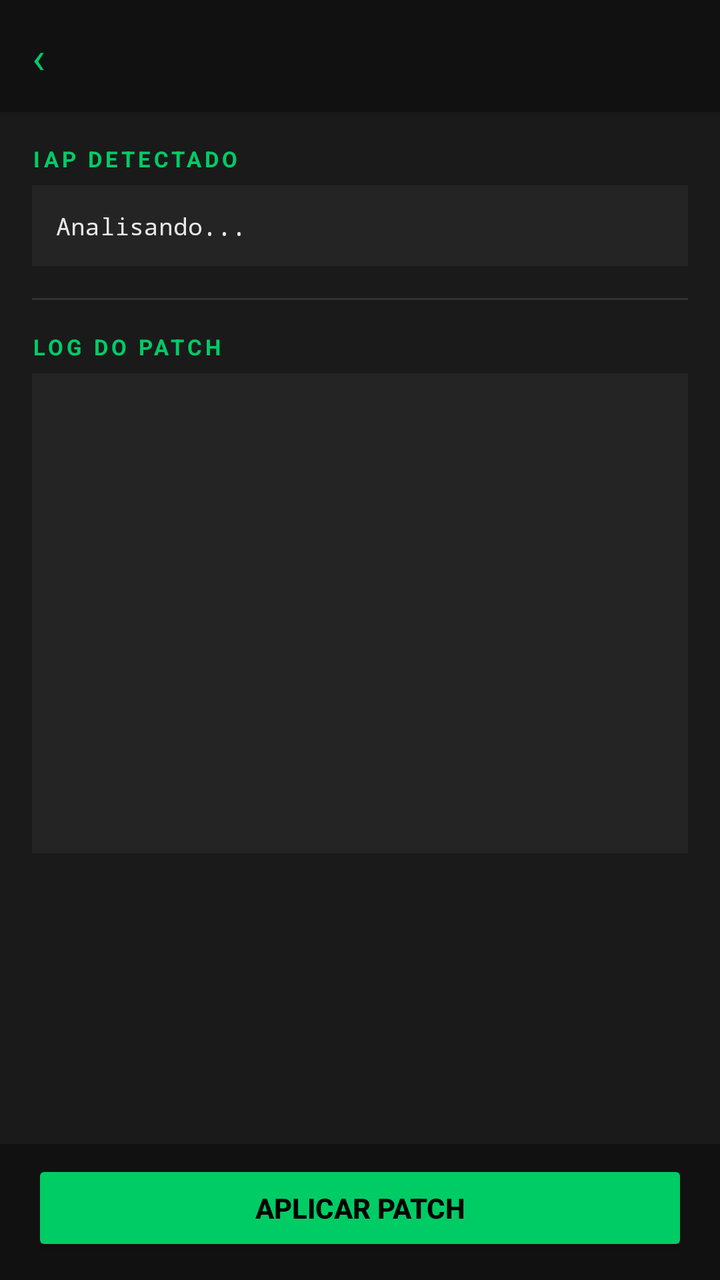
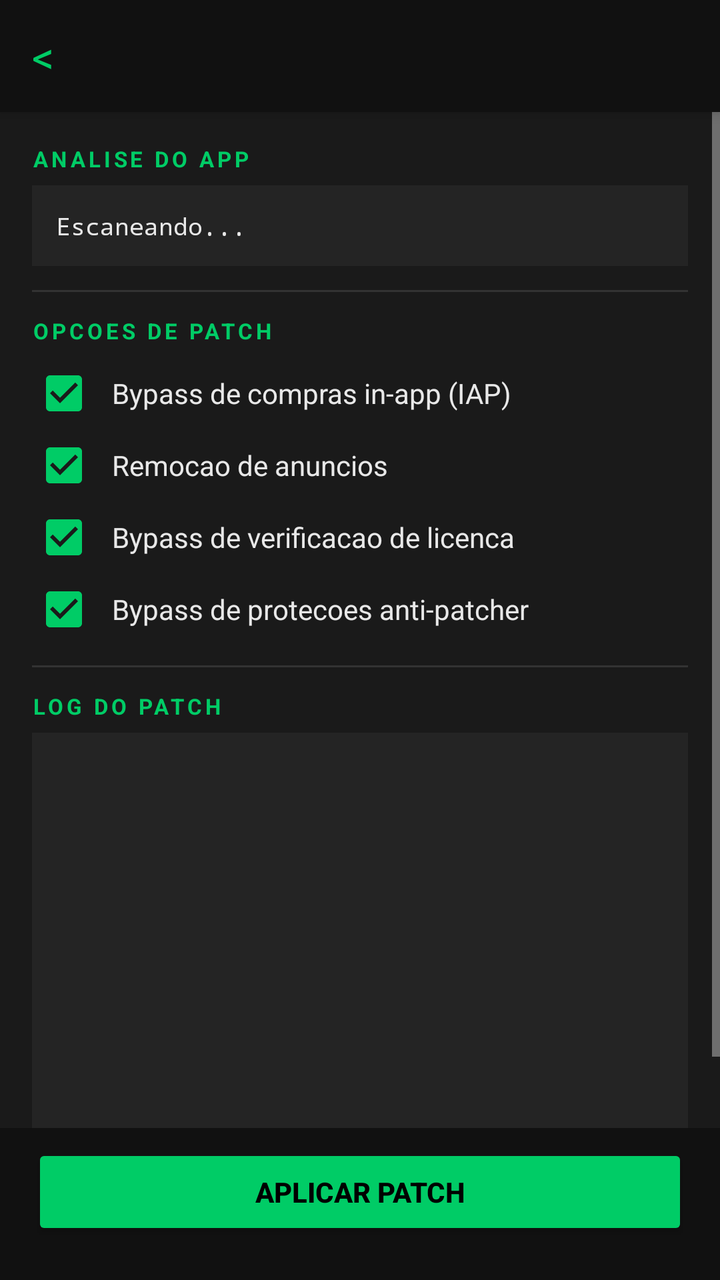

Compare the two renders of this Android layout. The source of the first and the diff that turns it into the second are given below.
<!-- AndroidManifest.xml: application theme Theme.TheoPatcher -->
<!-- res/layout/activity_patch.xml -->
<?xml version="1.0" encoding="utf-8"?>
<LinearLayout xmlns:android="http://schemas.android.com/apk/res/android"
    android:layout_width="match_parent"
    android:layout_height="match_parent"
    android:orientation="vertical"
    android:background="@color/bg_dark">

    <LinearLayout
        android:layout_width="match_parent"
        android:layout_height="56dp"
        android:background="@color/bg_header"
        android:gravity="center_vertical"
        android:paddingHorizontal="16dp"
        android:elevation="4dp">

        <TextView
            android:layout_width="wrap_content"
            android:layout_height="wrap_content"
            android:text="‹  "
            android:textColor="@color/accent_green"
            android:textSize="22sp"
            android:onClick="onBackPressed" />

        <TextView
            android:id="@+id/tvAppName"
            android:layout_width="match_parent"
            android:layout_height="wrap_content"
            android:textColor="@color/text_primary"
            android:textSize="17sp"
            android:textStyle="bold"
            android:singleLine="true"
            android:ellipsize="end" />
    </LinearLayout>

    <ScrollView
        android:layout_width="match_parent"
        android:layout_height="0dp"
        android:layout_weight="1">

        <LinearLayout
            android:layout_width="match_parent"
            android:layout_height="wrap_content"
            android:orientation="vertical"
            android:padding="16dp">

            <TextView
                android:text="IAP DETECTADO"
                android:layout_width="wrap_content"
                android:layout_height="wrap_content"
                android:textColor="@color/accent_green"
                android:textSize="11sp"
                android:textStyle="bold"
                android:letterSpacing="0.15"
                android:layout_marginBottom="6dp" />

            <TextView
                android:id="@+id/tvIapInfo"
                android:layout_width="match_parent"
                android:layout_height="wrap_content"
                android:background="@color/bg_card"
                android:padding="12dp"
                android:textColor="@color/text_primary"
                android:textSize="12sp"
                android:fontFamily="monospace"
                android:text="Analisando..." />

            <View
                android:layout_width="match_parent"
                android:layout_height="1dp"
                android:background="@color/divider"
                android:layout_marginVertical="16dp" />

            <TextView
                android:text="LOG DO PATCH"
                android:layout_width="wrap_content"
                android:layout_height="wrap_content"
                android:textColor="@color/accent_green"
                android:textSize="11sp"
                android:textStyle="bold"
                android:letterSpacing="0.15"
                android:layout_marginBottom="6dp" />

            <ScrollView
                android:id="@+id/scrollLog"
                android:layout_width="match_parent"
                android:layout_height="240dp"
                android:background="@color/bg_card">

                <TextView
                    android:id="@+id/tvLog"
                    android:layout_width="match_parent"
                    android:layout_height="wrap_content"
                    android:padding="12dp"
                    android:textColor="@color/log_text"
                    android:textSize="11sp"
                    android:fontFamily="monospace"
                    android:text="" />
            </ScrollView>

        </LinearLayout>
    </ScrollView>

    <LinearLayout
        android:layout_width="match_parent"
        android:layout_height="wrap_content"
        android:background="@color/bg_header"
        android:orientation="vertical"
        android:paddingHorizontal="16dp"
        android:paddingTop="8dp"
        android:paddingBottom="12dp">

        <ProgressBar
            android:id="@+id/progressBar"
            style="@android:style/Widget.ProgressBar.Horizontal"
            android:layout_width="match_parent"
            android:layout_height="4dp"
            android:indeterminate="true"
            android:progressTint="@color/accent_green"
            android:visibility="gone"
            android:layout_marginBottom="8dp" />

        <Button
            android:id="@+id/btnPatch"
            android:layout_width="match_parent"
            android:layout_height="48dp"
            android:text="APLICAR PATCH"
            android:textColor="#000000"
            android:textStyle="bold"
            android:backgroundTint="@color/accent_green" />

        <Button
            android:id="@+id/btnInstall"
            android:layout_width="match_parent"
            android:layout_height="48dp"
            android:layout_marginTop="8dp"
            android:text="INSTALAR APK PATCHADO"
            android:textColor="@color/accent_green"
            android:textStyle="bold"
            android:backgroundTint="@color/bg_card"
            android:visibility="gone" />

        <Button
            android:id="@+id/btnUninstall"
            android:layout_width="match_parent"
            android:layout_height="48dp"
            android:layout_marginTop="8dp"
            android:text="DESINSTALAR ORIGINAL"
            android:textColor="#FF4444"
            android:textStyle="bold"
            android:backgroundTint="@color/bg_card"
            android:visibility="gone" />

    </LinearLayout>

</LinearLayout>
<!-- resources referenced by this layout -->
<resources>
  <color name="accent_green">#00CC66</color>
  <color name="bg_card">#242424</color>
  <color name="bg_dark">#1A1A1A</color>
  <color name="bg_header">#111111</color>
  <color name="divider">#333333</color>
  <color name="log_text">#00CC66</color>
  <color name="text_primary">#E8E8E8</color>
  <style name="Theme.TheoPatcher" parent="Theme.AppCompat.NoActionBar">
          <item name="colorPrimary">#00CC66</item>
          <item name="colorPrimaryDark">#111111</item>
          <item name="colorAccent">#00CC66</item>
          <item name="android:windowBackground">#1A1A1A</item>
          <item name="android:statusBarColor">#111111</item>
          <item name="android:navigationBarColor">#111111</item>
      </style>
</resources>

<!-- the commit's change to res/layout/activity_patch.xml (unified diff, before → after) -->
@@ -14,12 +14,12 @@
         android:elevation="4dp">
 
         <TextView
+            android:id="@+id/btnBack"
             android:layout_width="wrap_content"
             android:layout_height="wrap_content"
-            android:text="‹  "
+            android:text="&lt; "
             android:textColor="@color/accent_green"
-            android:textSize="22sp"
-            android:onClick="onBackPressed" />
+            android:textSize="22sp" />
 
         <TextView
             android:id="@+id/tvAppName"
@@ -44,7 +44,7 @@
             android:padding="16dp">
 
             <TextView
-                android:text="IAP DETECTADO"
+                android:text="ANALISE DO APP"
                 android:layout_width="wrap_content"
                 android:layout_height="wrap_content"
                 android:textColor="@color/accent_green"
@@ -54,7 +54,7 @@
                 android:layout_marginBottom="6dp" />
 
             <TextView
-                android:id="@+id/tvIapInfo"
+                android:id="@+id/tvScanResult"
                 android:layout_width="match_parent"
                 android:layout_height="wrap_content"
                 android:background="@color/bg_card"
@@ -62,13 +62,76 @@
                 android:textColor="@color/text_primary"
                 android:textSize="12sp"
                 android:fontFamily="monospace"
-                android:text="Analisando..." />
+                android:text="Escaneando..." />
 
             <View
                 android:layout_width="match_parent"
                 android:layout_height="1dp"
                 android:background="@color/divider"
-                android:layout_marginVertical="16dp" />
+                android:layout_marginVertical="12dp" />
+
+            <TextView
+                android:text="OPCOES DE PATCH"
+                android:layout_width="wrap_content"
+                android:layout_height="wrap_content"
+                android:textColor="@color/accent_green"
+                android:textSize="11sp"
+                android:textStyle="bold"
+                android:letterSpacing="0.15"
+                android:layout_marginBottom="8dp" />
+
+            <CheckBox
+                android:id="@+id/cbIAP"
+                android:layout_width="match_parent"
+                android:layout_height="wrap_content"
+                android:text="Bypass de compras in-app (IAP)"
+                android:textColor="@color/text_primary"
+                android:textSize="14sp"
+                android:buttonTint="@color/accent_green"
+                android:checked="true"
+                android:paddingStart="8dp"
+                android:layout_marginBottom="4dp" />
+
+            <CheckBox
+                android:id="@+id/cbAds"
+                android:layout_width="match_parent"
+                android:layout_height="wrap_content"
+                android:text="Remocao de anuncios"
+                android:textColor="@color/text_primary"
+                android:textSize="14sp"
+                android:buttonTint="@color/accent_green"
+                android:checked="true"
+                android:paddingStart="8dp"
+                android:layout_marginBottom="4dp" />
+
+            <CheckBox
+                android:id="@+id/cbLicense"
+                android:layout_width="match_parent"
+                android:layout_height="wrap_content"
+                android:text="Bypass de verificacao de licenca"
+                android:textColor="@color/text_primary"
+                android:textSize="14sp"
+                android:buttonTint="@color/accent_green"
+                android:checked="true"
+                android:paddingStart="8dp"
+                android:layout_marginBottom="4dp" />
+
+            <CheckBox
+                android:id="@+id/cbProtection"
+                android:layout_width="match_parent"
+                android:layout_height="wrap_content"
+                android:text="Bypass de protecoes anti-patcher"
+                android:textColor="@color/text_primary"
+                android:textSize="14sp"
+                android:buttonTint="@color/accent_green"
+                android:checked="true"
+                android:paddingStart="8dp" />
+
+            <View
+                android:layout_width="match_parent"
+                android:layout_height="1dp"
+                android:background="@color/divider"
+                android:layout_marginVertical="12dp" />
 
             <TextView
                 android:text="LOG DO PATCH"
@@ -83,7 +146,7 @@
             <ScrollView
                 android:id="@+id/scrollLog"
                 android:layout_width="match_parent"
-                android:layout_height="240dp"
+                android:layout_height="220dp"
                 android:background="@color/bg_card">
 
                 <TextView
@@ -128,28 +191,40 @@
             android:textStyle="bold"
             android:backgroundTint="@color/accent_green" />
 
-        <Button
-            android:id="@+id/btnInstall"
-            android:layout_width="match_parent"
-            android:layout_height="48dp"
-            android:layout_marginTop="8dp"
-            android:text="INSTALAR APK PATCHADO"
-            android:textColor="@color/accent_green"
-            android:textStyle="bold"
-            android:backgroundTint="@color/bg_card"
-            android:visibility="gone" />
-
-        <Button
-            android:id="@+id/btnUninstall"
-            android:layout_width="match_parent"
-            android:layout_height="48dp"
-            android:layout_marginTop="8dp"
-            android:text="DESINSTALAR ORIGINAL"
-            android:textColor="#FF4444"
-            android:textStyle="bold"
-            android:backgroundTint="@color/bg_card"
-            android:visibility="gone" />
-
+        <LinearLayout
+            android:layout_width="match_parent"
+            android:layout_height="wrap_content"
+            android:orientation="horizontal"
+            android:layout_marginTop="8dp">
+
+            <Button
+                android:id="@+id/btnInstall"
+                android:layout_width="0dp"
+                android:layout_height="44dp"
+                android:layout_weight="1"
+                android:text="INSTALAR"
+                android:textColor="@color/accent_green"
+                android:textStyle="bold"
+                android:textSize="13sp"
+                android:backgroundTint="@color/bg_card"
+                android:visibility="gone" />
+
+            <View
+                android:layout_width="8dp"
+                android:layout_height="0dp" />
+
+            <Button
+                android:id="@+id/btnUninstall"
+                android:layout_width="0dp"
+                android:layout_height="44dp"
+                android:layout_weight="1"
+                android:text="DESINSTALAR"
+                android:textColor="#FF4444"
+                android:textStyle="bold"
+                android:textSize="13sp"
+                android:backgroundTint="@color/bg_card"
+                android:visibility="gone" />
+        </LinearLayout>
     </LinearLayout>
 
 </LinearLayout>
